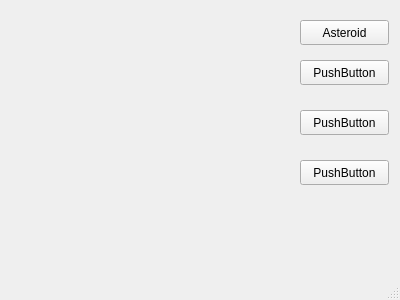
Above: QTCurvesCPP/mainwindow.ui from andtc/QTCurvesCPP before the change. Below: the same form after it.
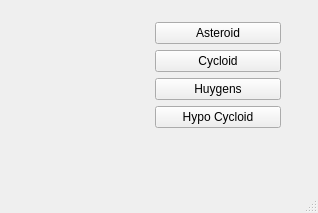
That is the form after the change. Custom widgets are drawn as their Qt base class.

What changed in the file:
```diff
--- a/QTCurvesCPP/mainwindow.ui
+++ b/QTCurvesCPP/mainwindow.ui
@@ -6,75 +6,73 @@
    <rect>
     <x>0</x>
     <y>0</y>
-    <width>400</width>
-    <height>300</height>
+    <width>318</width>
+    <height>213</height>
    </rect>
   </property>
   <property name="windowTitle">
    <string>MainWindow</string>
   </property>
   <widget class="QWidget" name="centralWidget">
-   <widget class="RenderArea" name="renderArea" native="true">
+   <widget class="QWidget" name="">
     <property name="geometry">
      <rect>
-      <x>10</x>
-      <y>10</y>
-      <width>241</width>
-      <height>201</height>
+      <x>11</x>
+      <y>11</y>
+      <width>281</width>
+      <height>168</height>
      </rect>
     </property>
-   </widget>
+    <layout class="QHBoxLayout" name="horizontalLayout">
+     <item>
+      <widget class="RenderArea" name="renderArea" native="true"/>
+     </item>
+     <item>
+      <layout class="QVBoxLayout" name="verticalLayout">
+       <item>
    <widget class="QPushButton" name="btnAsteroid">
-    <property name="geometry">
-     <rect>
-      <x>300</x>
-      <y>20</y>
-      <width>89</width>
-      <height>25</height>
-     </rect>
-    </property>
     <property name="text">
      <string>Asteroid</string>
     </property>
    </widget>
-   <widget class="QPushButton" name="pushButton_2">
-    <property name="geometry">
-     <rect>
-      <x>300</x>
-      <y>60</y>
-      <width>89</width>
-      <height>25</height>
-     </rect>
-    </property>
+       </item>
+       <item>
+        <widget class="QPushButton" name="btnCycloid">
     <property name="text">
-     <string>PushButton</string>
-    </property>
-   </widget>
-   <widget class="QPushButton" name="pushButton_3">
-    <property name="geometry">
-     <rect>
-      <x>300</x>
-      <y>110</y>
-      <width>89</width>
-      <height>25</height>
-     </rect>
-    </property>
+          <string>Cycloid</string>
+         </property>
+        </widget>
+       </item>
+       <item>
+        <widget class="QPushButton" name="btnHuygens">
+         <property name="text">
+          <string>Huygens</string>
+         </property>
+        </widget>
+       </item>
+       <item>
+        <widget class="QPushButton" name="btnHypo">
     <property name="text">
-     <string>PushButton</string>
-    </property>
-   </widget>
-   <widget class="QPushButton" name="pushButton_4">
-    <property name="geometry">
-     <rect>
-      <x>300</x>
-      <y>160</y>
-      <width>89</width>
-      <height>25</height>
-     </rect>
-    </property>
-    <property name="text">
-     <string>PushButton</string>
-    </property>
+          <string>Hypo Cycloid</string>
+         </property>
+        </widget>
+       </item>
+       <item>
+        <spacer name="verticalSpacer">
+         <property name="orientation">
+          <enum>Qt::Vertical</enum>
+         </property>
+         <property name="sizeHint" stdset="0">
+          <size>
+           <width>20</width>
+           <height>40</height>
+          </size>
+         </property>
+        </spacer>
+       </item>
+      </layout>
+     </item>
+    </layout>
    </widget>
   </widget>
   <widget class="QStatusBar" name="statusBar"/>
```
Lines whose indentation alone changed are shown as unchanged.
